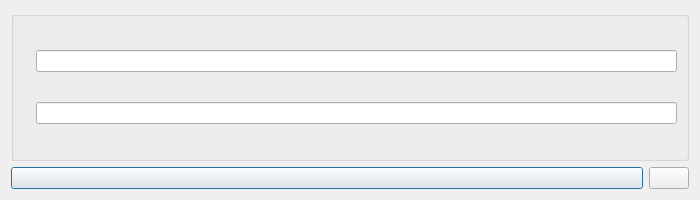
Before: the Qt Designer form widgets/jsonexport.ui in astraleuro/libraryeditor, drawn with Qt 5.
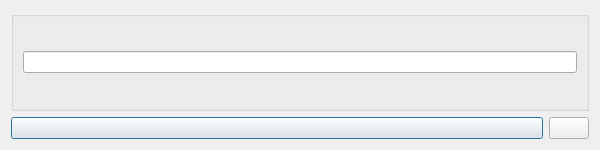
After: the same form once the commit is applied.

Patch:
```diff
--- a/widgets/jsonexport.ui
+++ b/widgets/jsonexport.ui
@@ -6,10 +6,16 @@
    <rect>
     <x>0</x>
     <y>0</y>
-    <width>700</width>
-    <height>200</height>
+    <width>600</width>
+    <height>150</height>
    </rect>
   </property>
+  <property name="minimumSize">
+   <size>
+    <width>600</width>
+    <height>150</height>
+   </size>
+  </property>
   <property name="windowTitle">
    <string>Dialog</string>
   </property>
@@ -19,34 +25,9 @@
      <property name="title">
       <string/>
      </property>
-     <layout class="QVBoxLayout" name="verticalLayout">
+     <layout class="QHBoxLayout" name="horizontalLayout_2">
       <item>
-       <layout class="QHBoxLayout" name="horizontalLayout_2">
-        <item>
-         <widget class="QLabel" name="label">
-          <property name="text">
-           <string/>
-          </property>
-         </widget>
-        </item>
-        <item>
-         <widget class="QLineEdit" name="lineEdit"/>
-        </item>
-       </layout>
-      </item>
-      <item>
-       <layout class="QHBoxLayout" name="horizontalLayout_4">
-        <item>
-         <widget class="QLabel" name="label_2">
-          <property name="text">
-           <string/>
-          </property>
-         </widget>
-        </item>
-        <item>
-         <widget class="QLineEdit" name="lineEdit_2"/>
-        </item>
-       </layout>
+       <widget class="QLineEdit" name="prefixEdit"/>
       </item>
      </layout>
     </widget>
```
Left out of the diff: 6 changed lines with no effect on the pictures.
